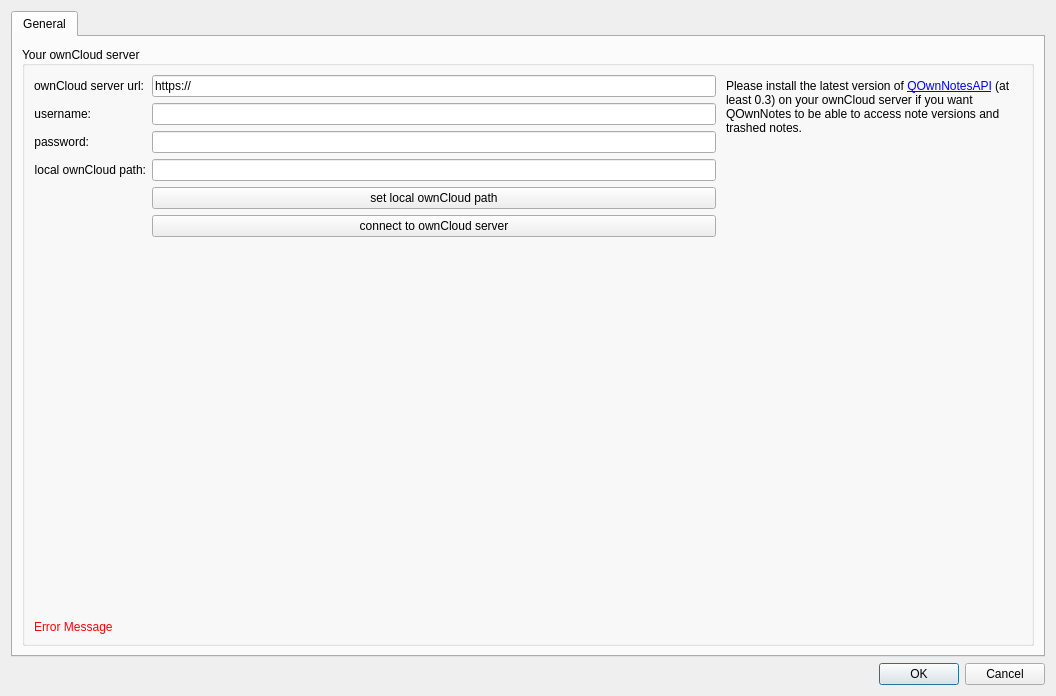
First picture: the form in src/settingsdialog.ui, repository pbek/QOwnNotes, before the edit.
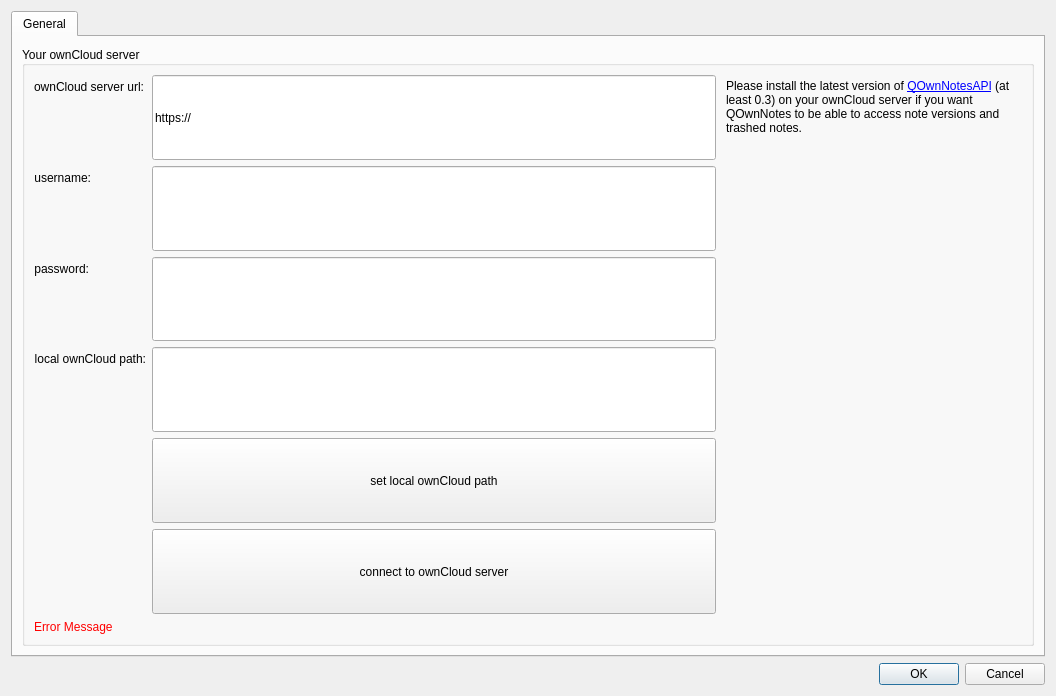
Second picture: the form after the edit. Icons and pictures are not drawn.

Commit message: setting some minimum widths

The edit to the form file:
```diff
--- a/src/settingsdialog.ui
+++ b/src/settingsdialog.ui
@@ -69,6 +69,18 @@
               </item>
               <item row="1" column="1">
                <widget class="QLineEdit" name="serverUrlEdit">
+                <property name="sizePolicy">
+                 <sizepolicy hsizetype="Expanding" vsizetype="Expanding">
+                  <horstretch>0</horstretch>
+                  <verstretch>0</verstretch>
+                 </sizepolicy>
+                </property>
+                <property name="minimumSize">
+                 <size>
+                  <width>300</width>
+                  <height>0</height>
+                 </size>
+                </property>
                 <property name="toolTip">
                  <string>&lt;html&gt;&lt;head/&gt;&lt;body&gt;&lt;p&gt;Please enter the URL of your ownCloud server, for example: &lt;span style=&quot; font-style:italic;&quot;&gt;https://cloud.yourserver.com&lt;/span&gt;&lt;/p&gt;&lt;/body&gt;&lt;/html&gt;</string>
                 </property>
@@ -79,6 +91,18 @@
               </item>
               <item row="2" column="1">
                <widget class="QLineEdit" name="userNameEdit">
+                <property name="sizePolicy">
+                 <sizepolicy hsizetype="Expanding" vsizetype="Expanding">
+                  <horstretch>0</horstretch>
+                  <verstretch>0</verstretch>
+                 </sizepolicy>
+                </property>
+                <property name="minimumSize">
+                 <size>
+                  <width>300</width>
+                  <height>0</height>
+                 </size>
+                </property>
                 <property name="toolTip">
                  <string>&lt;html&gt;&lt;head/&gt;&lt;body&gt;&lt;p&gt;Please enter the username on your ownCloud server.&lt;/p&gt;&lt;/body&gt;&lt;/html&gt;</string>
                 </property>
@@ -96,6 +120,18 @@
               </item>
               <item row="3" column="1">
                <widget class="QLineEdit" name="passwordEdit">
+                <property name="sizePolicy">
+                 <sizepolicy hsizetype="Expanding" vsizetype="Expanding">
+                  <horstretch>0</horstretch>
+                  <verstretch>0</verstretch>
+                 </sizepolicy>
+                </property>
+                <property name="minimumSize">
+                 <size>
+                  <width>300</width>
+                  <height>0</height>
+                 </size>
+                </property>
                 <property name="toolTip">
                  <string>&lt;html&gt;&lt;head/&gt;&lt;body&gt;&lt;p&gt;Please enter the password for your username.&lt;br/&gt;Currently the password will be stored encrypted with the other settings, but is not very secure.&lt;/p&gt;&lt;/body&gt;&lt;/html&gt;</string>
                 </property>
@@ -113,6 +149,18 @@
               </item>
               <item row="4" column="1">
                <widget class="QLineEdit" name="localOwnCloudPathEdit">
+                <property name="sizePolicy">
+                 <sizepolicy hsizetype="Expanding" vsizetype="Expanding">
+                  <horstretch>0</horstretch>
+                  <verstretch>0</verstretch>
+                 </sizepolicy>
+                </property>
+                <property name="minimumSize">
+                 <size>
+                  <width>300</width>
+                  <height>0</height>
+                 </size>
+                </property>
                 <property name="toolTip">
                  <string>&lt;html&gt;&lt;head/&gt;&lt;body&gt;&lt;p&gt;We need the local ownCloud base directory to derermine the directory where we will find the note file on your ownCloud server.&lt;/p&gt;&lt;/body&gt;&lt;/html&gt;</string>
                 </property>
@@ -130,6 +178,12 @@
               </item>
               <item row="5" column="1">
                <widget class="QPushButton" name="localOwnCloudDirectoryButton">
+                <property name="sizePolicy">
+                 <sizepolicy hsizetype="Expanding" vsizetype="Expanding">
+                  <horstretch>0</horstretch>
+                  <verstretch>0</verstretch>
+                 </sizepolicy>
+                </property>
                 <property name="toolTip">
                  <string>&lt;html&gt;&lt;head/&gt;&lt;body&gt;&lt;p&gt;Click here to set your ownCloud directory.&lt;/p&gt;&lt;/body&gt;&lt;/html&gt;</string>
                 </property>
@@ -145,6 +199,12 @@
               </item>
               <item row="7" column="1">
                <widget class="QPushButton" name="connectButton">
+                <property name="sizePolicy">
+                 <sizepolicy hsizetype="Expanding" vsizetype="Expanding">
+                  <horstretch>0</horstretch>
+                  <verstretch>0</verstretch>
+                 </sizepolicy>
+                </property>
                 <property name="toolTip">
                  <string>&lt;html&gt;&lt;head/&gt;&lt;body&gt;&lt;p&gt;Click here to test the connection to your ownCloud server.&lt;/p&gt;&lt;/body&gt;&lt;/html&gt;</string>
                 </property>
```
Left out of the diff: 4 changed lines with no effect on the pictures.
